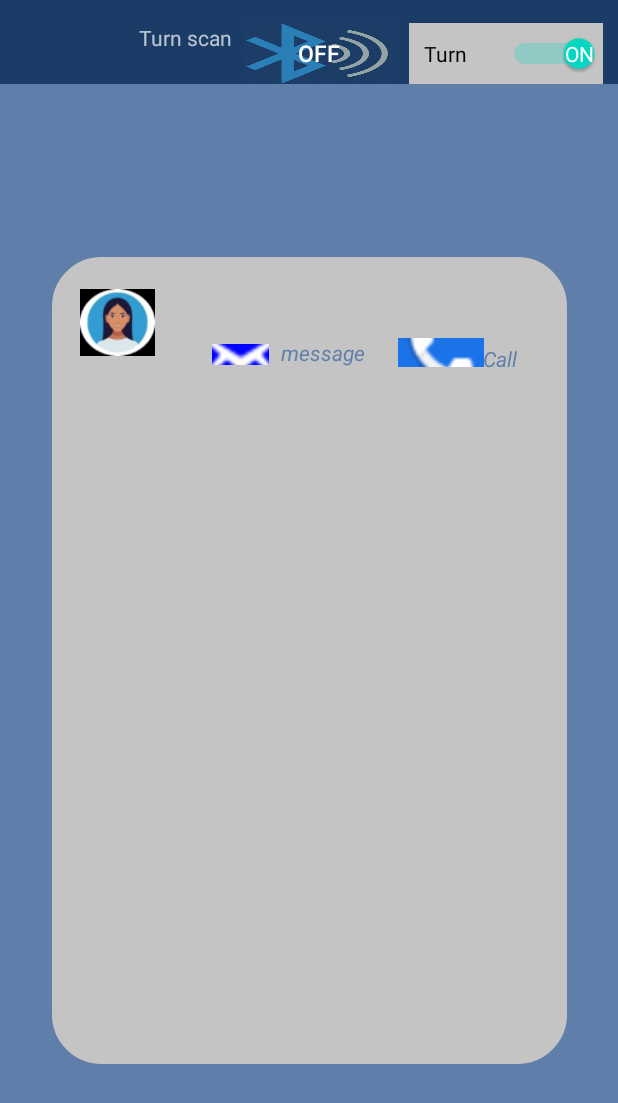
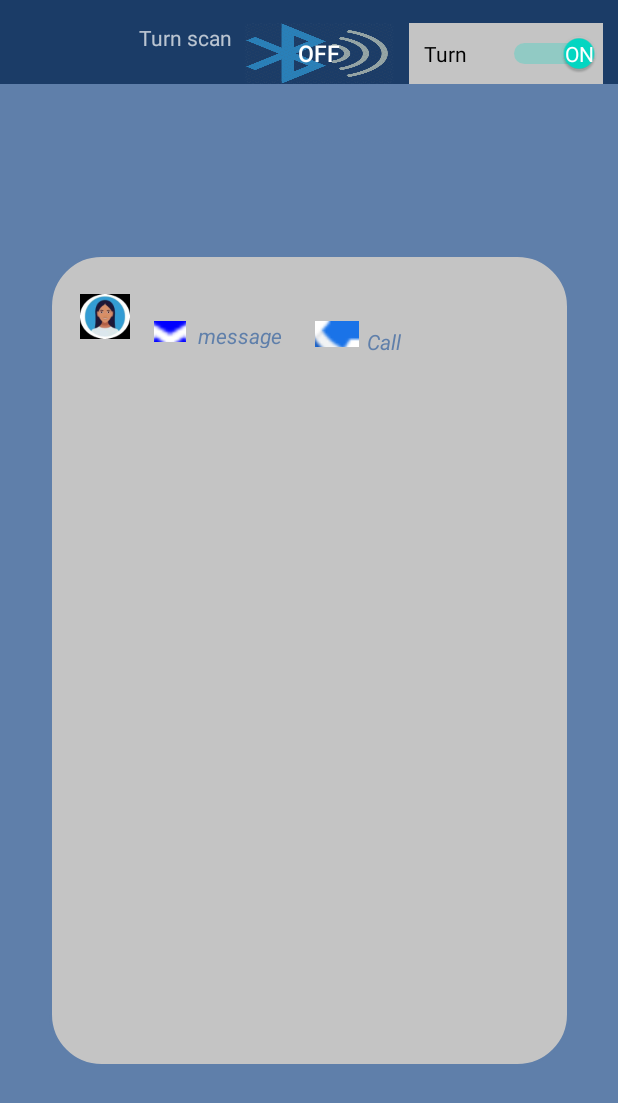
Before and after one commit to CSE-Final-Year-project/Android_Bluetooth_communication, an Android app: the Dashboard screen opened directly, with no data from a screen before it, on a phone screen of 412 x 824 dp. Shown: the top 1103 px of the screen. Run offline under Robolectric (Android 15) with nearby library versions, the phone set to English and light mode, and no system bars; 4 statements that could not run were skipped.

Commit message:
dashboard changed

```diff
--- a/Bluetooth_Chat_Application/app/src/main/java/com/hfad/bluetooth_chat_application/Dashboard.java
+++ b/Bluetooth_Chat_Application/app/src/main/java/com/hfad/bluetooth_chat_application/Dashboard.java
@@ -57,9 +57,10 @@ public class Dashboard extends AppCompatActivity {
                 mybluetoothAdapter.startDiscovery();
             }
         });
+        User user;
         ArrayList<User>  arrayOfUsers=new ArrayList<User>();
-        UsersAdapter adapter=new UsersAdapter(this,arrayOfUsers);
-        devicelist.setAdapter(adapter);
+
+//        devicelist.setAdapter(adapter);
         ArrayList<BluetoothDevice> pairedDevices = (ArrayList<BluetoothDevice>) getIntent().getExtras().get("PairedDevices");
 
         //there are paired devices. get the name and addresses of each paired device
@@ -68,24 +69,39 @@ public class Dashboard extends AppCompatActivity {
             String deviceMacAddress = device.getAddress();
             PairedList.put(devicename, deviceMacAddress);
             DeviceArray.add(devicename);
-            User newUser=new User(devicename,deviceMacAddress);
-            adapter.add(newUser);
-            Log.d("Paired Devices: ", devicename + "  with address " + deviceMacAddress);
+            user=new User(devicename,deviceMacAddress);
+            arrayOfUsers.add(user);
+           // Log.d("Paired Devices: ", newUser.username );
 
         }
+
+        UsersAdapter adapter=new UsersAdapter(this,arrayOfUsers);
+         for(int i=0;i<arrayOfUsers.size();i++)
+        Log.d("device: "+i, " "+adapter.getItem(i));
         devicelist.setAdapter(adapter);
-
-
-
-
-
 
         ArrayAdapter<String> DeviceAdapter = new ArrayAdapter<String>(this,
                 android.R.layout.simple_list_item_1,
                 DeviceArray);
         Switch mySwitch = (Switch) findViewById(R.id.bluetooth_enabling);
         //devicelist.setAdapter(DeviceAdapter);
-        onSwitchClicked(mySwitch);
+        mySwitch.setOnClickListener(new View.OnClickListener() {
+            @Override
+            public void onClick(View v) {
+                boolean Ischecked = mySwitch.isChecked();
+                if (Ischecked) {
+                    turnonBlutooth();
+
+                } else {
+                    // oldswitch.setEnabled(false);
+                    mybluetoothAdapter.disable();
+                    Toast.makeText(getApplicationContext(), "TURNING_OFF BLUETOOTH!!", Toast.LENGTH_SHORT).show();
+
+                }
+
+            }
+        });
+        //onSwitchClicked(mySwitch);
     }
 
     private final BroadcastReceiver receiver = new BroadcastReceiver() {
@@ -132,20 +148,20 @@ public class Dashboard extends AppCompatActivity {
 
     }
 
-    public void onSwitchClicked(View view) {
-        // Switch oldswitch=(Switch) findViewById(R.id.bluetooth_enable);
-        boolean Ischecked = ((Switch) view).isChecked();
-        if (Ischecked) {
-            turnonBlutooth();
-
-        } else {
-            // oldswitch.setEnabled(false);
-            mybluetoothAdapter.disable();
-            Toast.makeText(getApplicationContext(), "TURNING_OFF BLUETOOTH!!", Toast.LENGTH_SHORT).show();
-
-        }
-
-    }
+//    public void onSwitchClicked(View view) {
+//        // Switch oldswitch=(Switch) findViewById(R.id.bluetooth_enable);
+//        boolean Ischecked = ((Switch) view).isChecked();
+//        if (Ischecked) {
+//            turnonBlutooth();
+//
+//        } else {
+//            // oldswitch.setEnabled(false);
+//            mybluetoothAdapter.disable();
+//            Toast.makeText(getApplicationContext(), "TURNING_OFF BLUETOOTH!!", Toast.LENGTH_SHORT).show();
+//
+//        }
+//
+//    }
 
 
 }
--- a/Bluetooth_Chat_Application/app/src/main/java/com/hfad/bluetooth_chat_application/MainActivity.java
+++ b/Bluetooth_Chat_Application/app/src/main/java/com/hfad/bluetooth_chat_application/MainActivity.java
@@ -179,7 +179,7 @@ public  void turnonBlutooth(){
                             String deviceMacAddress = device.getAddress();
                             PairedList.put(devicename,deviceMacAddress);
                             DeviceArray.add(device);
-                            Log.d("Paired Devices: ", devicename + "  with address " + deviceMacAddress);
+                            //Log.d("Paired Devices: ", devicename + "  with address " + deviceMacAddress);
 
                         }
 
--- a/Bluetooth_Chat_Application/app/src/main/java/com/hfad/bluetooth_chat_application/User.java
+++ b/Bluetooth_Chat_Application/app/src/main/java/com/hfad/bluetooth_chat_application/User.java
@@ -1,10 +1,25 @@
 package com.hfad.bluetooth_chat_application;
 
+import android.widget.TextView;
+
 public class User {
-    public static String username;
+    public  String username;
+   //public TextView Usertextview;
     public String macaddress;
     public User(String username,String macaddress){
         this.username=username;
         this.macaddress=macaddress;
     }
+
+    public User() {
+
+    }
+
+    public String getName(){
+        return username;
+    }
+    public void setName(String username){
+        this.username=username;
+    }
+
 }
--- a/Bluetooth_Chat_Application/app/src/main/java/com/hfad/bluetooth_chat_application/UsersAdapter.java
+++ b/Bluetooth_Chat_Application/app/src/main/java/com/hfad/bluetooth_chat_application/UsersAdapter.java
@@ -5,26 +5,50 @@ import android.view.LayoutInflater;
 import android.view.View;
 import android.view.ViewGroup;
 import android.widget.ArrayAdapter;
+import android.widget.BaseAdapter;
 import android.widget.TextView;
 
 import androidx.annotation.NonNull;
+import androidx.recyclerview.widget.RecyclerView;
 
 import java.util.ArrayList;
 
-public class UsersAdapter extends ArrayAdapter<User> {
+public class UsersAdapter extends BaseAdapter {
+private Context context;
+private ArrayList<User> users;
 
-    public UsersAdapter(@NonNull Context context, ArrayList<User> users) {
-        super(context, 0, users);
+public UsersAdapter(Context context,ArrayList<User> users) {
+    this.context=context;
+    this.users=users;
+}
+    @Override
+    public int getCount() {
+        return users.size();
+    }
+
+    @Override
+    public Object getItem(int position) {
+        return users.get(position);
+    }
+
+    @Override
+    public long getItemId(int position) {
+        return position;
     }
 
     @Override
     public View getView(int position, View converterView, ViewGroup parent) {
         if (converterView == null)
-            converterView = LayoutInflater.from(getContext()).inflate(R.layout.userslist, parent, false);
+        {
+            LayoutInflater inflater=(LayoutInflater)context.getSystemService(Context.LAYOUT_INFLATER_SERVICE);
 
+            converterView =(View) inflater.inflate(R.layout.userslist,null);
+        }
             TextView username = (TextView) converterView.findViewById(R.id.user);
-            username.setText(User.username);
+            username.setText(users.get(position).getName());
             return converterView;
 
     }
-}
+
+
+    }
--- a/Bluetooth_Chat_Application/app/src/main/res/layout/dash_toolbar.xml
+++ b/Bluetooth_Chat_Application/app/src/main/res/layout/dash_toolbar.xml
@@ -18,7 +18,6 @@
         android:layout_marginRight="10dp"
         android:background="@color/bluetoothbutton"
         android:minHeight="48dp"
-        android:onClick="onSwitchClicked"
         android:paddingLeft="10dp"
         android:showText="true"
         android:switchMinWidth="70dp"
--- a/Bluetooth_Chat_Application/app/src/main/res/layout/userslist.xml
+++ b/Bluetooth_Chat_Application/app/src/main/res/layout/userslist.xml
@@ -6,12 +6,13 @@
     android:layout_width="match_parent"
     android:layout_height="match_parent"
     android:layout_gravity="center"
+    android:layout_marginBottom="20dp"
     android:orientation="horizontal">
 
     <ImageView
         android:id="@+id/usericonimage"
-        android:layout_width="50dp"
-        android:layout_height="50dp"
+        android:layout_width="33dp"
+        android:layout_height="42dp"
         android:layout_marginStart="16dp"
         android:layout_marginTop="16dp"
         app:layout_constraintStart_toStartOf="parent"
@@ -19,38 +20,12 @@
         app:srcCompat="@drawable/usericon" />
 
 
-    <TextView
-        android:id="@+id/calltext"
-        android:layout_width="74dp"
-        android:layout_height="16dp"
-        android:layout_marginStart="5dp"
-        android:layout_marginTop="16dp"
-        android:text="Call"
-        android:textColor="@color/background"
-        android:textStyle="italic"
-        app:layout_constraintEnd_toEndOf="parent"
-        app:layout_constraintHorizontal_bias="0.234"
-        app:layout_constraintStart_toEndOf="@+id/callbtn"
-        app:layout_constraintTop_toBottomOf="@+id/user" />
-
-    <TextView
-        android:id="@+id/messagetext"
-        android:layout_width="70dp"
-        android:layout_height="21dp"
-        android:layout_marginStart="8dp"
-        android:layout_marginTop="12dp"
-        android:text="message"
-        android:textColor="@color/background"
-        android:textStyle="italic"
-        app:layout_constraintStart_toEndOf="@+id/messagebtn"
-        app:layout_constraintTop_toBottomOf="@+id/user" />
-
     <ImageButton
         android:id="@+id/callbtn"
-        android:layout_width="57dp"
-        android:layout_height="19dp"
+        android:layout_width="29dp"
+        android:layout_height="17dp"
         android:layout_marginStart="8dp"
-        android:layout_marginTop="12dp"
+        android:layout_marginTop="4dp"
         android:src="@drawable/call_icon"
         app:layout_constraintStart_toEndOf="@+id/messagetext"
         app:layout_constraintTop_toBottomOf="@+id/user"
@@ -58,19 +33,45 @@
 
     <ImageButton
         android:id="@+id/messagebtn"
-        android:layout_width="38dp"
+        android:layout_width="21dp"
         android:layout_height="14dp"
-        android:layout_marginStart="104dp"
-        android:layout_marginTop="16dp"
+        android:layout_marginStart="16dp"
+        android:layout_marginTop="4dp"
         android:src="@drawable/drawable_message_icon"
-        app:layout_constraintStart_toStartOf="parent"
+        app:layout_constraintStart_toEndOf="@+id/usericonimage"
         app:layout_constraintTop_toBottomOf="@+id/user"
         tools:ignore="SpeakableTextPresentCheck" />
 
     <TextView
+        android:id="@+id/messagetext"
+        android:layout_width="70dp"
+        android:layout_height="18dp"
+        android:layout_marginStart="8dp"
+        android:layout_marginTop="4dp"
+        android:text="message"
+        android:textColor="@color/background"
+        android:textStyle="italic"
+        app:layout_constraintStart_toEndOf="@+id/messagebtn"
+        app:layout_constraintTop_toBottomOf="@+id/user" />
+
+    <TextView
+        android:id="@+id/calltext"
+        android:layout_width="74dp"
+        android:layout_height="16dp"
+        android:layout_marginStart="5dp"
+        android:layout_marginTop="8dp"
+        android:text="Call"
+        android:textColor="@color/background"
+        android:textStyle="italic"
+        app:layout_constraintEnd_toEndOf="parent"
+        app:layout_constraintHorizontal_bias="0.046"
+        app:layout_constraintStart_toEndOf="@+id/callbtn"
+        app:layout_constraintTop_toBottomOf="@+id/user" />
+
+    <TextView
         android:id="@+id/user"
-        android:layout_width="123dp"
-        android:layout_height="23dp"
+        android:layout_width="114dp"
+        android:layout_height="20dp"
         android:layout_marginStart="4dp"
         android:layout_marginTop="16dp"
         android:text="User name"
```
